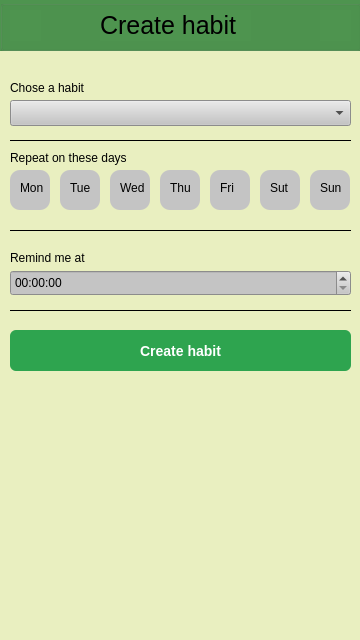
Before: the Qt Designer form addhabit.ui in oleksandrhf/GoHabit, drawn with Qt 5.
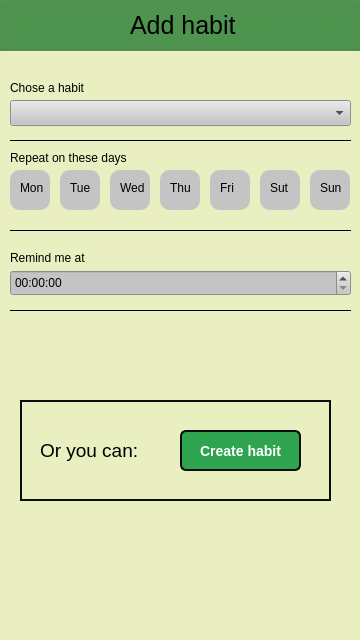
After: the same form once the commit is applied. Icons and pictures are not drawn.

Patch:
```diff
--- a/addhabit.ui
+++ b/addhabit.ui
@@ -35,56 +35,6 @@
     <number>100</number>
    </property>
   </widget>
-  <widget class="QPushButton" name="pushButton">
-   <property name="geometry">
-    <rect>
-     <x>10</x>
-     <y>330</y>
-     <width>341</width>
-     <height>41</height>
-    </rect>
-   </property>
-   <property name="styleSheet">
-    <string notr="true">QPushButton {
-  background-color: #2ea44f;
-  border: 1px solid rgba(27, 31, 35, .15);
-  border-radius: 6px;
-  color: #fff;
-  font-family: -apple-system,system-ui,&quot;Segoe UI&quot;,Helvetica,Arial,sans-serif,&quot;Apple Color Emoji&quot;,&quot;Segoe UI Emoji&quot;;
-  font-size: 14px;
-  font-weight: 600;
-  line-height: 20px;
-  padding: 6px 16px;
-  position: relative;
-  text-align: center;
-  text-decoration: none;
-  vertical-align: middle;
-  white-space: nowrap;
-}
-
-QPushButton:focus:not(:focus-visible):not(.focus-visible) {
-  box-shadow: none;
-  outline: none;
-}
-
-QPushButton:hover {
-  background-color: #2c974b;
-}
-
-QPushButton:disabled {
-  background-color: #94d3a2;
-  border-color: rgba(27, 31, 35, .1);
-  color: rgba(255, 255, 255, .8);
-}
-
-.QPushButton:active {
-  background-color: #298e46;
-}</string>
-   </property>
-   <property name="text">
-    <string>Create habit</string>
-   </property>
-  </widget>
   <widget class="QTimeEdit" name="timeEdit">
    <property name="geometry">
     <rect>
@@ -226,7 +176,7 @@
    <widget class="QLabel" name="label_8">
     <property name="geometry">
      <rect>
-      <x>100</x>
+      <x>130</x>
       <y>10</y>
       <width>151</width>
       <height>31</height>
@@ -249,7 +199,7 @@
 background: #4E944F;</string>
     </property>
     <property name="text">
-     <string>Create habit</string>
+     <string>Add habit</string>
     </property>
    </widget>
    <widget class="QPushButton" name="Add_habit_button">
@@ -654,6 +604,96 @@
     <string>Sun</string>
    </property>
   </widget>
+  <widget class="QFrame" name="frame">
+   <property name="geometry">
+    <rect>
+     <x>20</x>
+     <y>400</y>
+     <width>311</width>
+     <height>101</height>
+    </rect>
+   </property>
+   <property name="styleSheet">
+    <string notr="true">border:2px solid #0d0d0d;</string>
+   </property>
+   <property name="frameShape">
+    <enum>QFrame::StyledPanel</enum>
+   </property>
+   <property name="frameShadow">
+    <enum>QFrame::Raised</enum>
+   </property>
+   <widget class="QPushButton" name="pushButton">
+    <property name="geometry">
+     <rect>
+      <x>160</x>
+      <y>30</y>
+      <width>121</width>
+      <height>41</height>
+     </rect>
+    </property>
+    <property name="styleSheet">
+     <string notr="true">QPushButton {
+  background-color: #2ea44f;
+  border: 1px solid rgba(27, 31, 35, .15);
+  border-radius: 6px;
+  color: #fff;
+  font-family: -apple-system,system-ui,&quot;Segoe UI&quot;,Helvetica,Arial,sans-serif,&quot;Apple Color Emoji&quot;,&quot;Segoe UI Emoji&quot;;
+  font-size: 14px;
+  font-weight: 600;
+  line-height: 20px;
+  padding: 6px 16px;
+  position: relative;
+  text-align: center;
+  text-decoration: none;
+  vertical-align: middle;
+  white-space: nowrap;
+}
+
+QPushButton:focus:not(:focus-visible):not(.focus-visible) {
+  box-shadow: none;
+  outline: none;
+}
+
+QPushButton:hover {
+  background-color: #2c974b;
+}
+
+QPushButton:disabled {
+  background-color: #94d3a2;
+  border-color: rgba(27, 31, 35, .1);
+  color: rgba(255, 255, 255, .8);
+}
+
+.QPushButton:active {
+  background-color: #298e46;
+}</string>
+    </property>
+    <property name="text">
+     <string>Create habit</string>
+    </property>
+   </widget>
+   <widget class="QLabel" name="label_14">
+    <property name="geometry">
+     <rect>
+      <x>20</x>
+      <y>30</y>
+      <width>101</width>
+      <height>41</height>
+     </rect>
+    </property>
+    <property name="font">
+     <font>
+      <pointsize>14</pointsize>
+     </font>
+    </property>
+    <property name="styleSheet">
+     <string notr="true">border:0px solid #0d0d0d;</string>
+    </property>
+    <property name="text">
+     <string>Or you can:</string>
+    </property>
+   </widget>
+  </widget>
  </widget>
  <resources>
   <include location="resources.qrc"/>
```
